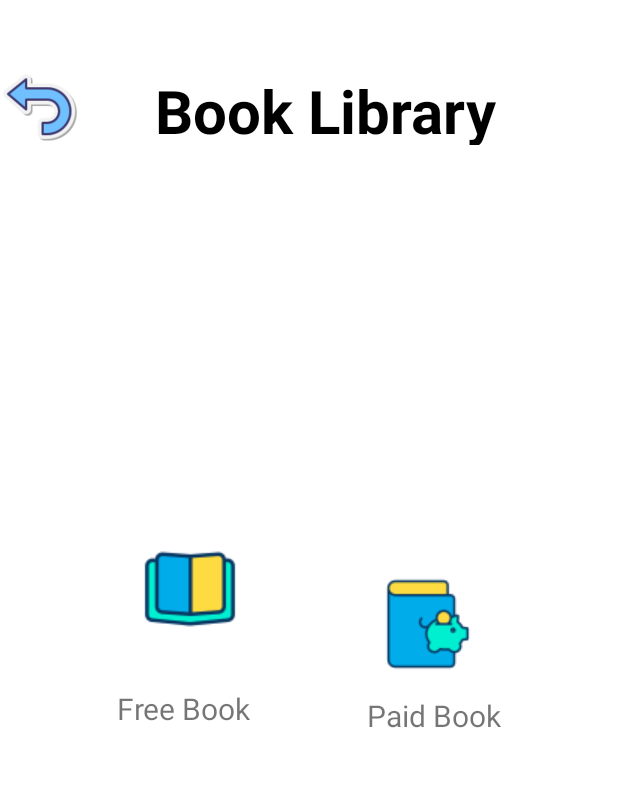
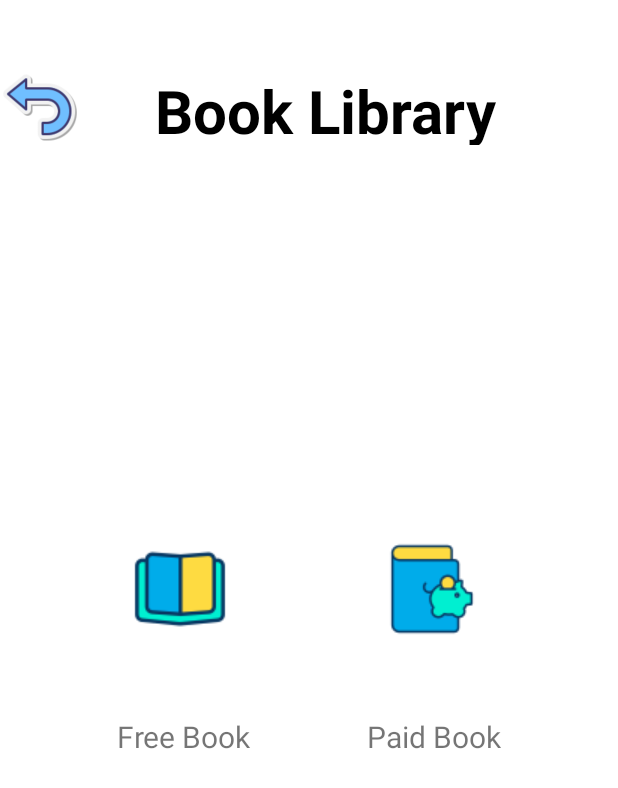
Before and after one commit to diemquynh229/EbookVN, an Android app: the BookLibraryActivity screen opened directly, with no data from a screen before it, on a phone screen of 412 x 824 dp. Shown: the top 788 px of the screen. Run offline under Robolectric (Android 15) with nearby library versions, the phone set to English and light mode, and no system bars.

Commit message:
more pages

```diff
--- a/frontend/Ebook/app/src/main/AndroidManifest.xml
+++ b/frontend/Ebook/app/src/main/AndroidManifest.xml
@@ -9,6 +9,12 @@
         android:roundIcon="@mipmap/ic_launcher_round"
         android:supportsRtl="true"
         android:theme="@style/Theme.Ebook">
+        <activity
+            android:name=".PaidBookLibraryActivity"
+            android:exported="false" />
+        <activity
+            android:name=".FreeBookLibraryActivity"
+            android:exported="false" />
         <activity
             android:name=".LectureLibraryActivity"
             android:exported="false" />
--- a/frontend/Ebook/app/src/main/java/com/example/ebook/BookLibraryActivity.java
+++ b/frontend/Ebook/app/src/main/java/com/example/ebook/BookLibraryActivity.java
@@ -9,6 +9,9 @@
 
 public class BookLibraryActivity extends AppCompatActivity {
     ImageView backButton;
+    ImageView freeBook;
+    ImageView paidBook;
+
     @Override
     protected void onCreate(Bundle savedInstanceState) {
         super.onCreate(savedInstanceState);
@@ -21,5 +24,23 @@
                 startActivity(i);
             }
         });
+        freeBook = findViewById(R.id.freeBook);
+        paidBook = findViewById(R.id.paidBook);
+
+        freeBook.setOnClickListener(new View.OnClickListener() {
+            @Override
+            public void onClick(View view) {
+                Intent i = new Intent(BookLibraryActivity.this, FreeBookLibraryActivity.class);
+                startActivity(i);
+            }
+        });
+
+        paidBook.setOnClickListener(new View.OnClickListener() {
+            @Override
+            public void onClick(View view) {
+                Intent i = new Intent(BookLibraryActivity.this, PaidBookLibraryActivity.class);
+                startActivity(i);
+            }
+        });
     }
 }
--- a/frontend/Ebook/app/src/main/res/layout/activity_book_library.xml
+++ b/frontend/Ebook/app/src/main/res/layout/activity_book_library.xml
@@ -32,32 +32,32 @@
     </LinearLayout>
 
     <ImageView
-        android:id="@+id/imageView"
+        android:id="@+id/freeBook"
         android:layout_width="wrap_content"
         android:layout_height="wrap_content"
-        android:layout_marginStart="79dp"
+        android:layout_marginStart="88dp"
         android:layout_marginTop="264dp"
         android:layout_marginEnd="40dp"
         android:layout_marginBottom="353dp"
         app:layout_constraintBottom_toBottomOf="parent"
-        app:layout_constraintEnd_toStartOf="@+id/imageView3"
+        app:layout_constraintHorizontal_bias="0.093"
         app:layout_constraintStart_toStartOf="parent"
         app:layout_constraintTop_toBottomOf="@+id/linearLayout"
         app:layout_constraintVertical_bias="0.0"
         app:srcCompat="@drawable/freebook" />
 
     <ImageView
-        android:id="@+id/imageView3"
+        android:id="@+id/paidBook"
         android:layout_width="wrap_content"
         android:layout_height="wrap_content"
         android:layout_marginStart="40dp"
         android:layout_marginTop="264dp"
-        android:layout_marginEnd="79dp"
+        android:layout_marginEnd="92dp"
         android:layout_marginBottom="353dp"
         app:layout_constraintBottom_toBottomOf="parent"
         app:layout_constraintEnd_toEndOf="parent"
-        app:layout_constraintStart_toEndOf="@+id/imageView"
         app:layout_constraintTop_toBottomOf="@+id/linearLayout"
+        app:layout_constraintVertical_bias="0.0"
         app:srcCompat="@drawable/paybook" />
 
     <TextView
@@ -72,8 +72,7 @@
         android:textSize="20dp"
         app:layout_constraintBottom_toBottomOf="parent"
         app:layout_constraintEnd_toStartOf="@+id/textView3"
-        app:layout_constraintStart_toStartOf="parent"
-        app:layout_constraintTop_toBottomOf="@+id/imageView" />
+        app:layout_constraintStart_toStartOf="parent" />
 
     <TextView
         android:id="@+id/textView3"
@@ -88,7 +87,6 @@
         app:layout_constraintBottom_toBottomOf="parent"
         app:layout_constraintEnd_toEndOf="parent"
         app:layout_constraintStart_toEndOf="@+id/textView2"
-        app:layout_constraintTop_toBottomOf="@+id/imageView3"
         app:layout_constraintVertical_bias="0.0" />
 
 
```
Also changed, not shown: frontend/Ebook/app/src/main/java/com/example/ebook/FreeBookLibraryActivity.java (added, +14 -0 lines), frontend/Ebook/app/src/main/java/com/example/ebook/PaidBookLibraryActivity.java (added, +14 -0 lines), frontend/Ebook/app/src/main/res/layout/activity_free_book_library.xml (added, +9 -0 lines), frontend/Ebook/app/src/main/res/layout/activity_paid_book_library.xml (added, +9 -0 lines).
